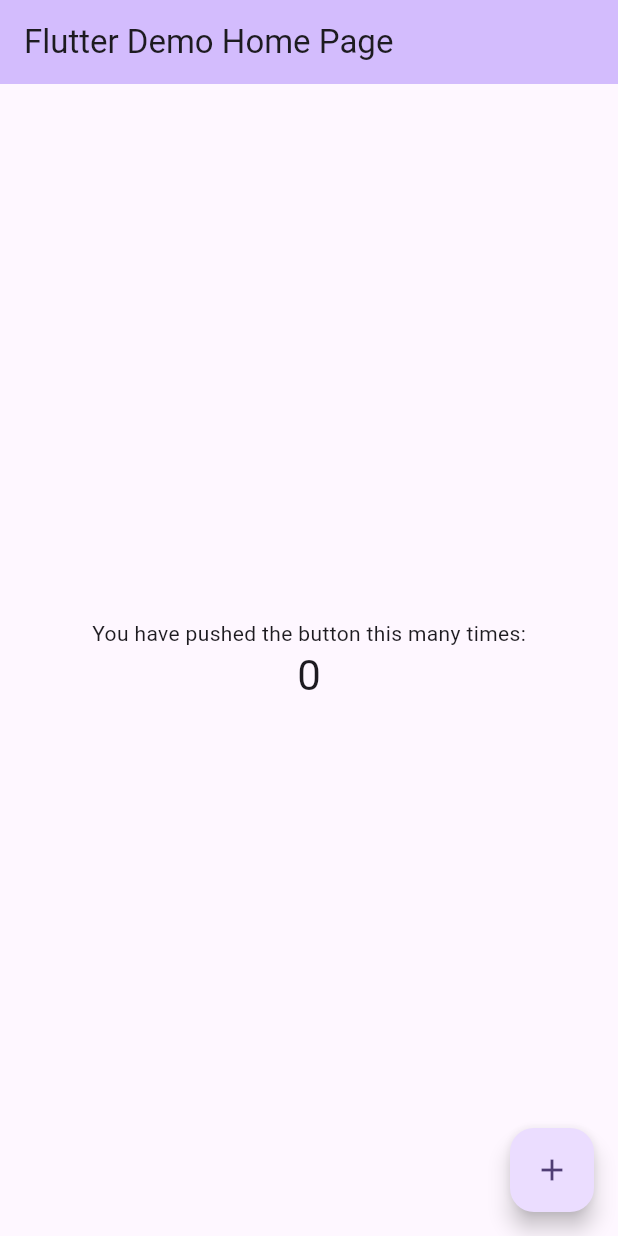
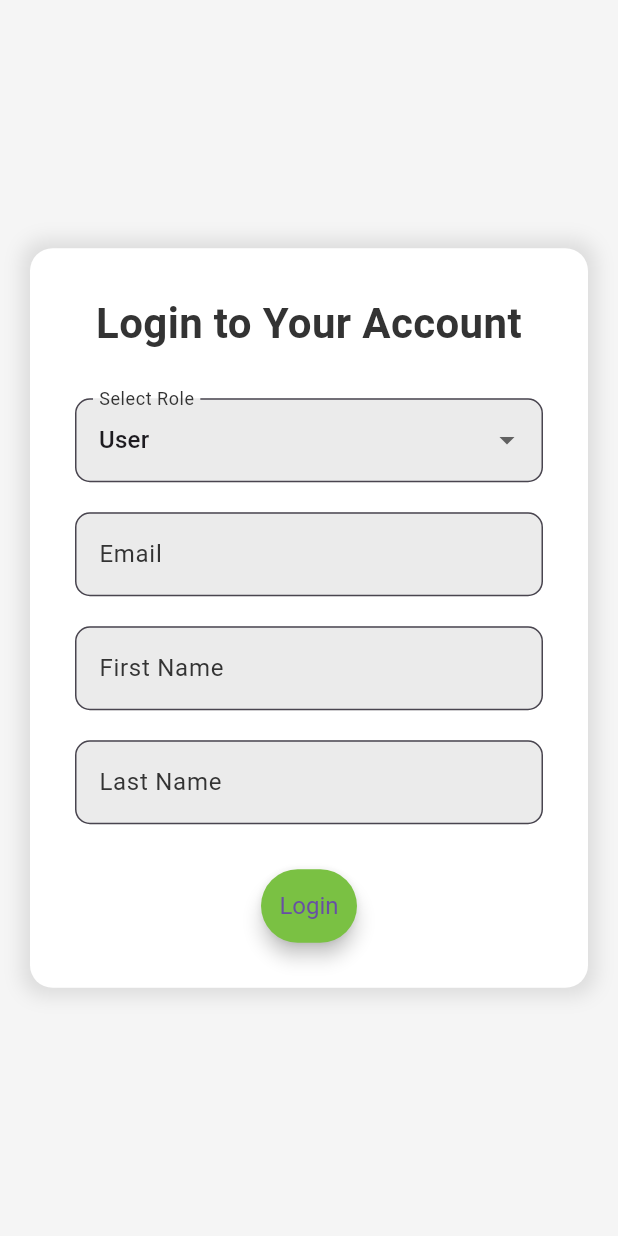
Before and after one commit to CBlandino/Location-Privacy-Aware-Driving-Habit-Detection, a Flutter app: the screen it shows after launch, on a phone screen of 412 x 824 dp. Run offline on Flutter 3.47's test engine with Material 3 defaults, Android fonts, the phone set to English and light mode, and no system bars.

Commit message:
Login, homepage, navigator, account settings begining implementation

```diff
--- /dev/null
+++ b/drive_guard/lib/home_page.dart
@@ -0,0 +1,34 @@
+import 'package:flutter/material.dart';
+import 'custom_drawer.dart';
+
+// Home page where users land after logging in.
+// Future Enhancements:
+// - Add role-based dashboard customization
+// - Implement notifications and dynamic content
+// - Improve UI with additional widgets
+class HomePage extends StatelessWidget {
+  final String role; // Role of the logged-in user, used to customize the UI
+  HomePage({required this.role});
+
+  @override
+  Widget build(BuildContext context) {
+    return Scaffold(
+      backgroundColor: Colors.white,
+      appBar: AppBar(
+        title: Text('$role Dashboard'),
+        backgroundColor: Colors.blue.shade700,
+      ),
+      drawer: CustomDrawer(role: role), // Custom drawer for navigation
+      body: Center(
+        child: Padding(
+          padding: const EdgeInsets.all(20),
+          child: Text(
+            'Welcome, $role! Here you can manage your account.',
+            style: TextStyle(fontSize: 24, fontWeight: FontWeight.bold),
+            textAlign: TextAlign.center,
+          ),
+        ),
+      ),
+    );
+  }
+}
--- /dev/null
+++ b/drive_guard/lib/login_page.dart
@@ -0,0 +1,275 @@
+import 'package:flutter/material.dart';
+import 'home_page.dart';
+
+// Login page where users authenticate.
+// Future Enhancements:
+// - Implement authentication API calls
+// - Add Remember Me functionality
+// - Improve input validation and error handling
+class LoginPage extends StatefulWidget {
+  @override
+  _LoginPageState createState() => _LoginPageState();
+}
+
+class _LoginPageState extends State<LoginPage> {
+  final _formKey = GlobalKey<FormState>(); // Key for form validation
+  String? _selectedRole = 'User'; // Selected user role during login
+  TextEditingController emailController = TextEditingController(); // Stores user input
+  TextEditingController firstNameController = TextEditingController();
+  TextEditingController lastNameController = TextEditingController();
+  TextEditingController insuranceProviderController = TextEditingController();
+  TextEditingController stateController = TextEditingController();
+  TextEditingController serverNumberController = TextEditingController();
+  TextEditingController idController = TextEditingController();
+
+  @override
+  Widget build(BuildContext context) {
+    return Scaffold(
+      backgroundColor: Color(0xFFF5F5F5),
+      body: Center(
+        child: Padding(
+          padding: const EdgeInsets.all(20),
+          child: AnimatedContainer(
+            duration: Duration(milliseconds: 300),
+            padding: EdgeInsets.all(30),
+            decoration: BoxDecoration(
+              color: Colors.white,
+              borderRadius: BorderRadius.circular(15),
+              boxShadow: [
+                BoxShadow(
+                  color: Colors.black.withOpacity(0.1),
+                  blurRadius: 10,
+                  spreadRadius: 5,
+                ),
+              ],
+            ),
+            child: Form(
+              key: _formKey,
+              child: Column(
+                mainAxisSize: MainAxisSize.min,
+                children: [
+                  Text(
+                    'Login to Your Account',
+                    style: TextStyle(
+                      fontSize: 28,
+                      fontWeight: FontWeight.bold,
+                      color: Color(0xFF333333), // Dark text
+                    ),
+                    textAlign: TextAlign.center,
+                  ),
+                  SizedBox(height: 30),
+                  DropdownButtonFormField<String>(
+                    value: _selectedRole,
+                    items: [
+                      DropdownMenuItem(value: 'User', child: Text('User')),
+                      DropdownMenuItem(value: 'Insurance Provider', child: Text('Insurance Provider')),
+                      DropdownMenuItem(value: 'Service Provider', child: Text('Service Provider')),
+                    ],
+                    onChanged: (String? value) {
+                      setState(() {
+                        _selectedRole = value;
+                      });
+                    },
+                    decoration: InputDecoration(
+                      labelText: 'Select Role',
+                      labelStyle: TextStyle(color: Color(0xFF333333)),
+                      border: OutlineInputBorder(
+                        borderRadius: BorderRadius.circular(10),
+                      ),
+                      filled: true,
+                      fillColor: Color(0xFFEBEBEB),
+                    ),
+                    validator: (value) {
+                      if (value == null) {
+                        return 'Please select a role';
+                      }
+                      return null;
+                    },
+                  ),
+                  SizedBox(height: 20),
+                  TextFormField(
+                    controller: emailController,
+                    decoration: InputDecoration(
+                      labelText: 'Email',
+                      labelStyle: TextStyle(color: Color(0xFF333333)),
+                      border: OutlineInputBorder(
+                        borderRadius: BorderRadius.circular(10),
+                      ),
+                      filled: true,
+                      fillColor: Color(0xFFEBEBEB),
+                    ),
+                    keyboardType: TextInputType.emailAddress,
+                    validator: (value) {
+                      if (value == null || value.isEmpty || !value.contains('@')) {
+                        return 'Please enter a valid email';
+                      }
+                      return null;
+                    },
+                  ),
+                  SizedBox(height: 20),
+                  // Add the role-specific form fields
+                  _getRoleSpecificFields(),
+                  SizedBox(height: 30),
+                  ElevatedButton(
+                    onPressed: () {
+                      if (_formKey.currentState!.validate()) {
+                        Navigator.push(
+                          context,
+                          MaterialPageRoute(
+                            builder: (context) => HomePage(role: _selectedRole!),
+                          ),
+                        );
+                      }
+                    },
+                    child: Text('Login'),
+                    style: ElevatedButton.styleFrom(
+                      backgroundColor: Color(0xFF7AC143), // Accent color for buttons
+                      padding: EdgeInsets.symmetric(vertical: 15),
+                      textStyle: TextStyle(fontSize: 16),
+                      shape: RoundedRectangleBorder(
+                        borderRadius: BorderRadius.circular(30),
+                      ),
+                      elevation: 5,
+                    ),
+                  ),
+                ],
+              ),
+            ),
+          ),
+        ),
+      ),
+    );
+  }
+
+  Widget _getRoleSpecificFields() {
+    if (_selectedRole == 'User') {
+      return Column(
+        children: [
+          TextFormField(
+            controller: firstNameController,
+            decoration: InputDecoration(
+              labelText: 'First Name',
+              labelStyle: TextStyle(color: Color(0xFF333333)),
+              border: OutlineInputBorder(
+                borderRadius: BorderRadius.circular(10),
+              ),
+              filled: true,
+              fillColor: Color(0xFFEBEBEB),
+            ),
+            validator: (value) {
+              if (value == null || value.isEmpty) {
+                return 'Please enter your first name';
+              }
+              return null;
+            },
+          ),
+          SizedBox(height: 20),
+          TextFormField(
+            controller: lastNameController,
+            decoration: InputDecoration(
+              labelText: 'Last Name',
+              labelStyle: TextStyle(color: Color(0xFF333333)),
+              border: OutlineInputBorder(
+                borderRadius: BorderRadius.circular(10),
+              ),
+              filled: true,
+              fillColor: Color(0xFFEBEBEB),
+            ),
+            validator: (value) {
+              if (value == null || value.isEmpty) {
+                return 'Please enter your last name';
+              }
+              return null;
+            },
+          ),
+        ],
+      );
+    } else if (_selectedRole == 'Insurance Provider') {
+      return Column(
+        children: [
+          TextFormField(
+            controller: insuranceProviderController,
+            decoration: InputDecoration(
+              labelText: 'Insurance Provider Name',
+              labelStyle: TextStyle(color: Color(0xFF333333)),
+              border: OutlineInputBorder(
+                borderRadius: BorderRadius.circular(10),
+              ),
+              filled: true,
+              fillColor: Color(0xFFEBEBEB),
+            ),
+            validator: (value) {
+              if (value == null || value.isEmpty) {
+                return 'Please enter the insurance provider name';
+              }
+              return null;
+            },
+          ),
+          SizedBox(height: 20),
+          TextFormField(
+            controller: stateController,
+            decoration: InputDecoration(
+              labelText: 'State',
+              labelStyle: TextStyle(color: Color(0xFF333333)),
+              border: OutlineInputBorder(
+                borderRadius: BorderRadius.circular(10),
+              ),
+              filled: true,
+              fillColor: Color(0xFFEBEBEB),
+            ),
+            validator: (value) {
+              if (value == null || value.isEmpty) {
+                return 'Please enter your state';
+              }
+              return null;
+            },
+          ),
+        ],
+      );
+    } else if (_selectedRole == 'Service Provider') {
+      return Column(
+        children: [
+          TextFormField(
+            controller: serverNumberController,
+            decoration: InputDecoration(
+              labelText: 'Server Number',
+              labelStyle: TextStyle(color: Color(0xFF333333)),
+              border: OutlineInputBorder(
+                borderRadius: BorderRadius.circular(10),
+              ),
+              filled: true,
+              fillColor: Color(0xFFEBEBEB),
+            ),
+            keyboardType: TextInputType.number,
+            validator: (value) {
+              if (value == null || value.isEmpty) {
+                return 'Please enter a server number';
+              }
+              return null;
+            },
+          ),
+          SizedBox(height: 20),
+          TextFormField(
+            controller: idController,
+            decoration: InputDecoration(
+              labelText: 'ID',
+              labelStyle: TextStyle(color: Color(0xFF333333)),
+              border: OutlineInputBorder(
+                borderRadius: BorderRadius.circular(10),
+              ),
+              filled: true,
+              fillColor: Color(0xFFEBEBEB),
+            ),
+            validator: (value) {
+              if (value == null || value.isEmpty) {
+                return 'Please enter your ID';
+              }
+              return null;
+            },
+          ),
+        ],
+      );
+    }
+    return SizedBox.shrink();
+  }
+}
--- a/drive_guard/lib/main.dart
+++ b/drive_guard/lib/main.dart
@@ -1,122 +1,20 @@
 import 'package:flutter/material.dart';
+import 'login_page.dart';
 
 void main() {
-  runApp(const MyApp());
+  runApp(MyApp());
 }
 
 class MyApp extends StatelessWidget {
-  const MyApp({super.key});
-
-  // This widget is the root of your application.
   @override
   Widget build(BuildContext context) {
     return MaterialApp(
-      title: 'Flutter Demo',
+      title: 'Admin Dashboard',
       theme: ThemeData(
-        // This is the theme of your application.
-        //
-        // TRY THIS: Try running your application with "flutter run". You'll see
-        // the application has a purple toolbar. Then, without quitting the app,
-        // try changing the seedColor in the colorScheme below to Colors.green
-        // and then invoke "hot reload" (save your changes or press the "hot
-        // reload" button in a Flutter-supported IDE, or press "r" if you used
-        // the command line to start the app).
-        //
-        // Notice that the counter didn't reset back to zero; the application
-        // state is not lost during the reload. To reset the state, use hot
-        // restart instead.
-        //
-        // This works for code too, not just values: Most code changes can be
-        // tested with just a hot reload.
-        colorScheme: ColorScheme.fromSeed(seedColor: Colors.deepPurple),
+        primarySwatch: Colors.blue,
+        visualDensity: VisualDensity.adaptivePlatformDensity,
       ),
-      home: const MyHomePage(title: 'Flutter Demo Home Page'),
+      home: LoginPage(),
     );
   }
 }
-
-class MyHomePage extends StatefulWidget {
-  const MyHomePage({super.key, required this.title});
-
-  // This widget is the home page of your application. It is stateful, meaning
-  // that it has a State object (defined below) that contains fields that affect
-  // how it looks.
-
-  // This class is the configuration for the state. It holds the values (in this
-  // case the title) provided by the parent (in this case the App widget) and
-  // used by the build method of the State. Fields in a Widget subclass are
-  // always marked "final".
-
-  final String title;
-
-  @override
-  State<MyHomePage> createState() => _MyHomePageState();
-}
-
-class _MyHomePageState extends State<MyHomePage> {
-  int _counter = 0;
-
-  void _incrementCounter() {
-    setState(() {
-      // This call to setState tells the Flutter framework that something has
-      // changed in this State, which causes it to rerun the build method below
-      // so that the display can reflect the updated values. If we changed
-      // _counter without calling setState(), then the build method would not be
-      // called again, and so nothing would appear to happen.
-      _counter++;
-    });
-  }
-
-  @override
-  Widget build(BuildContext context) {
-    // This method is rerun every time setState is called, for instance as done
-    // by the _incrementCounter method above.
-    //
-    // The Flutter framework has been optimized to make rerunning build methods
-    // fast, so that you can just rebuild anything that needs updating rather
-    // than having to individually change instances of widgets.
-    return Scaffold(
-      appBar: AppBar(
-        // TRY THIS: Try changing the color here to a specific color (to
-        // Colors.amber, perhaps?) and trigger a hot reload to see the AppBar
-        // change color while the other colors stay the same.
-        backgroundColor: Theme.of(context).colorScheme.inversePrimary,
-        // Here we take the value from the MyHomePage object that was created by
-        // the App.build method, and use it to set our appbar title.
-        title: Text(widget.title),
-      ),
-      body: Center(
-        // Center is a layout widget. It takes a single child and positions it
-        // in the middle of the parent.
-        child: Column(
-          // Column is also a layout widget. It takes a list of children and
-          // arranges them vertically. By default, it sizes itself to fit its
-          // children horizontally, and tries to be as tall as its parent.
-          //
-          // Column has various properties to control how it sizes itself and
-          // how it positions its children. Here we use mainAxisAlignment to
-          // center the children vertically; the main axis here is the vertical
-          // axis because Columns are vertical (the cross axis would be
-          // horizontal).
-          //
-          // TRY THIS: Invoke "debug painting" (choose the "Toggle Debug Paint"
-          // action in the IDE, or press "p" in the console), to see the
-          // wireframe for each widget.
-          mainAxisAlignment: MainAxisAlignment.center,
-          children: <Widget>[
-            const Text('You have pushed the button this many times:'),
-            Text(
-              '$_counter',
-              style: Theme.of(context).textTheme.headlineMedium,
-            ),
-          ],
-        ),
-      ),
-      floatingActionButton: FloatingActionButton(
-        onPressed: _incrementCounter,
-        tooltip: 'Increment',
-        child: const Icon(Icons.add),
-      ), // This trailing comma makes auto-formatting nicer for build methods.
-    );
-  }
-}
```
Also changed, not shown: drive_guard/lib/account_settings_page.dart (added, +54 -0 lines), drive_guard/lib/custom_drawer.dart (added, +86 -0 lines).
